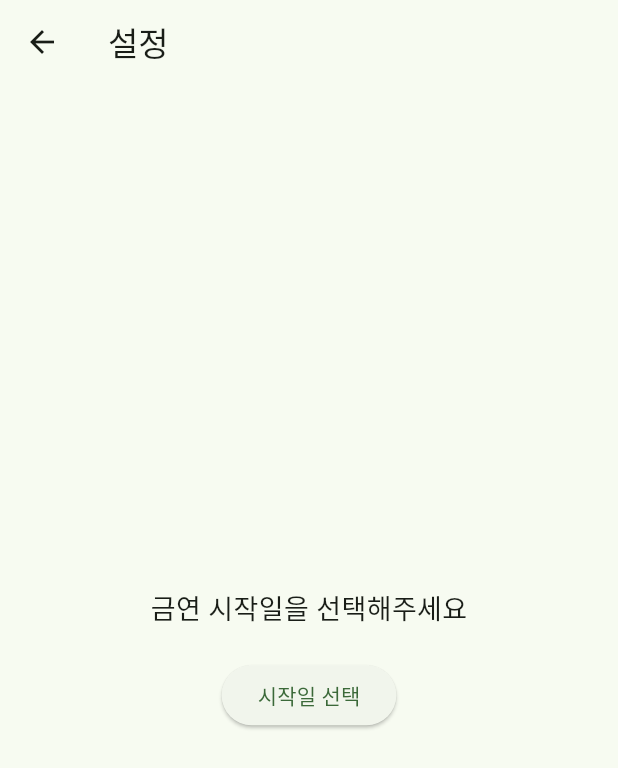
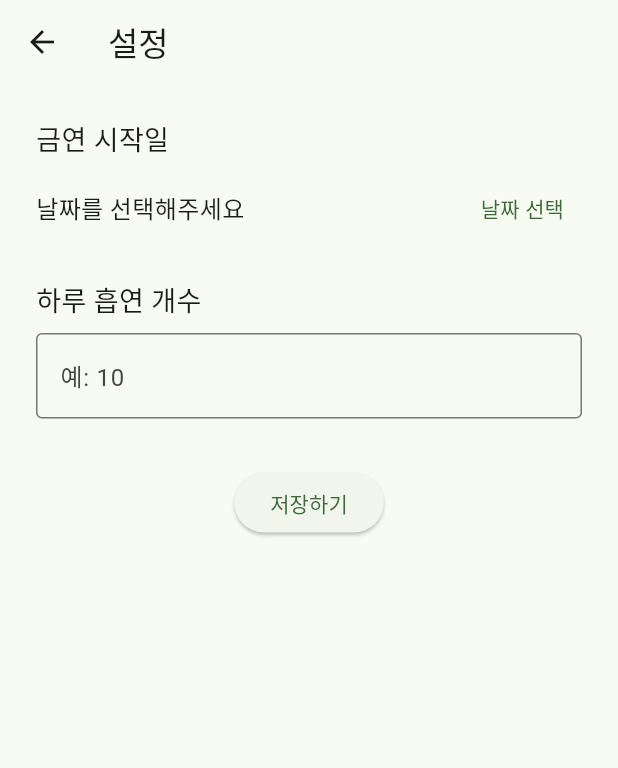
Before and after one commit to hobit22/nosmoke_app, a Flutter app: the screen it shows after launch, after a tap on the "settings" icon, on a phone screen of 412 x 824 dp. Shown: the top 768 px of the screen. Run offline on Flutter 3.47's test engine with Material 3 defaults, Android fonts, the phone set to English and light mode, and no system bars; our stand-ins replace shared_preferences.

Commit message:
feat: 하루 흡연량 저장 추가

```diff
--- a/lib/screens/home_screen.dart
+++ b/lib/screens/home_screen.dart
@@ -11,6 +11,7 @@ class HomeScreen extends StatefulWidget {
 
 class _HomeScreenState extends State<HomeScreen> {
   DateTime? quitDate;
+  int? cigarCount;
 
   @override
   void initState() {
@@ -21,8 +22,10 @@ class _HomeScreenState extends State<HomeScreen> {
   Future<void> _loadQuitDate() async {
     final storage = StorageService();
     final savedDate = await storage.loadQuitDate();
+    final savedCigarCount = await storage.loadCigarCount();
     setState(() {
       quitDate = savedDate;
+      cigarCount = savedCigarCount;
     });
   }
 
@@ -59,7 +62,7 @@ class _HomeScreenState extends State<HomeScreen> {
   Widget _buildMainContent() {
     final today = DateTime.now();
     final days = today.difference(quitDate!).inDays;
-    final moneySaved = days * (4500 / 20 * 10);
+    final moneySaved = days * (4500 / 20 * cigarCount!);
 
     return Center(
       child: Column(
--- a/lib/screens/setting_screen.dart
+++ b/lib/screens/setting_screen.dart
@@ -10,18 +10,25 @@ class SettingsScreen extends StatefulWidget {
 
 class _SettingsScreenState extends State<SettingsScreen> {
   DateTime? selectedDate;
+  final TextEditingController cigarCountController = TextEditingController();
+
   final storage = StorageService();
 
   @override
   void initState() {
     super.initState();
-    loadDate();
+    loadSettings();
   }
 
-  Future<void> loadDate() async {
+  Future<void> loadSettings() async {
     final savedDate = await storage.loadQuitDate();
+    final savedCigarCount = await storage.loadCigarCount();
+
     setState(() {
       selectedDate = savedDate;
+      if (savedCigarCount != null) {
+        cigarCountController.text = savedCigarCount.toString();
+      }
     });
   }
 
@@ -34,10 +41,24 @@ class _SettingsScreenState extends State<SettingsScreen> {
       lastDate: now,
     );
     if (picked != null) {
-      await storage.saveQuitDate(picked);
       setState(() {
         selectedDate = picked;
       });
+    }
+  }
+
+  Future<void> saveSettings() async {
+    if (selectedDate != null) {
+      await storage.saveQuitDate(selectedDate!);
+    }
+
+    final parsedCigarCount = int.tryParse(cigarCountController.text);
+    if (parsedCigarCount != null) {
+      await storage.saveCigarCount(parsedCigarCount);
+    }
+
+    if (mounted) {
+      Navigator.pop(context); // 돌아가기
     }
   }
 
@@ -45,18 +66,44 @@ class _SettingsScreenState extends State<SettingsScreen> {
   Widget build(BuildContext context) {
     return Scaffold(
       appBar: AppBar(title: const Text('설정')),
-      body: Center(
+      body: Padding(
+        padding: const EdgeInsets.all(24),
         child: Column(
-          mainAxisAlignment: MainAxisAlignment.center,
+          crossAxisAlignment: CrossAxisAlignment.start,
           children: [
-            Text(
-              selectedDate == null
-                  ? '금연 시작일을 선택해주세요'
-                  : '금연 시작일: ${selectedDate!.toLocal().toString().split(' ')[0]}',
-              style: const TextStyle(fontSize: 18),
+            const Text('금연 시작일', style: TextStyle(fontSize: 18)),
+            const SizedBox(height: 8),
+            Row(
+              children: [
+                Expanded(
+                  child: Text(
+                    selectedDate == null
+                        ? '날짜를 선택해주세요'
+                        : '${selectedDate!.toLocal()}'.split(' ')[0],
+                    style: const TextStyle(fontSize: 16),
+                  ),
+                ),
+                TextButton(onPressed: pickDate, child: const Text('날짜 선택')),
+              ],
             ),
-            const SizedBox(height: 20),
-            ElevatedButton(onPressed: pickDate, child: const Text('시작일 선택')),
+            const SizedBox(height: 24),
+            const Text('하루 흡연 개수', style: TextStyle(fontSize: 18)),
+            const SizedBox(height: 8),
+            TextField(
+              controller: cigarCountController,
+              keyboardType: TextInputType.number,
+              decoration: const InputDecoration(
+                border: OutlineInputBorder(),
+                hintText: '예: 10',
+              ),
+            ),
+            const SizedBox(height: 32),
+            Center(
+              child: ElevatedButton(
+                onPressed: saveSettings,
+                child: const Text('저장하기'),
+              ),
+            ),
           ],
         ),
       ),
--- a/lib/services/storage_service.dart
+++ b/lib/services/storage_service.dart
@@ -2,6 +2,7 @@ import 'package:shared_preferences/shared_preferences.dart';
 
 class StorageService {
   static const _quitDateKey = 'quit_date';
+  static const _cigarCountKey = 'cigar_count';
 
   Future<void> saveQuitDate(DateTime date) async {
     final prefs = await SharedPreferences.getInstance();
@@ -14,4 +15,14 @@ class StorageService {
     if (dateStr == null) return null;
     return DateTime.tryParse(dateStr);
   }
+
+  Future<void> saveCigarCount(int count) async {
+    final prefs = await SharedPreferences.getInstance();
+    await prefs.setInt(_cigarCountKey, count);
+  }
+
+  Future<int?> loadCigarCount() async {
+    final prefs = await SharedPreferences.getInstance();
+    return prefs.getInt(_cigarCountKey);
+  }
 }
```
